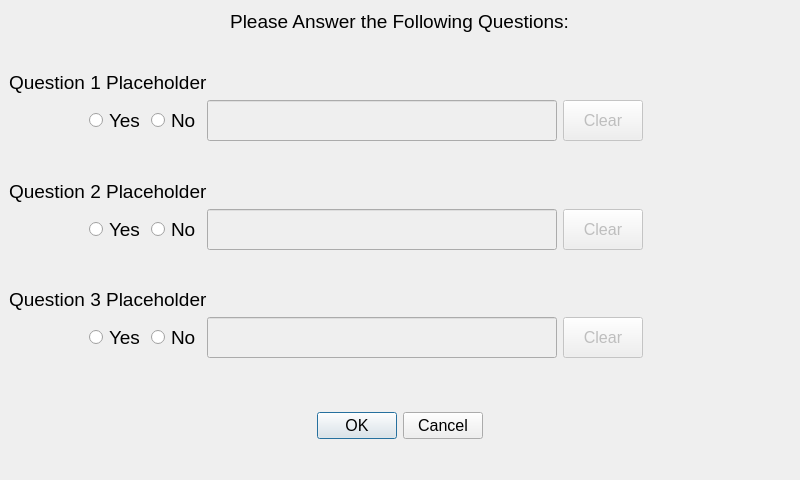
First picture: the form in Key/dlgquestions.ui, repository BuzzSiler/keycodebox-key, before the edit.
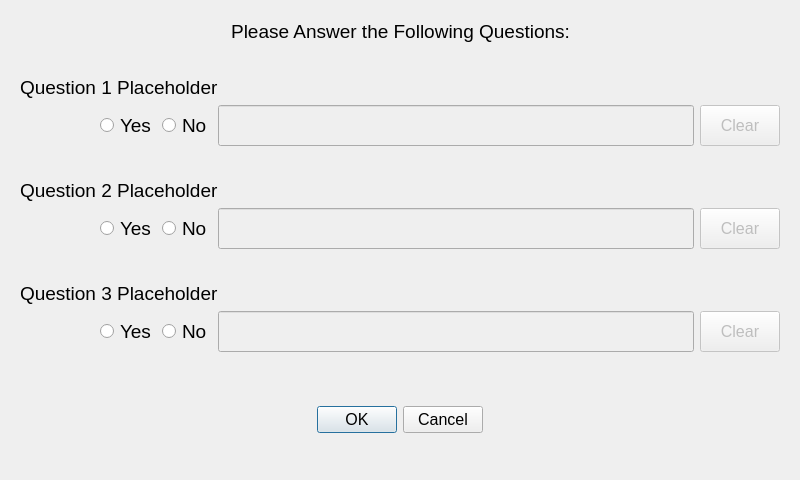
Second picture: the form after the edit. Custom widgets are drawn as their Qt base class.

```diff
--- a/Key/dlgquestions.ui
+++ b/Key/dlgquestions.ui
@@ -25,15 +25,9 @@
   <property name="windowTitle">
    <string>Questions Response</string>
   </property>
+  <layout class="QHBoxLayout" name="horizontalLayout">
+   <item>
   <widget class="QWidget" name="widget" native="true">
-   <property name="geometry">
-    <rect>
-     <x>9</x>
-     <y>10</y>
-     <width>781</width>
-     <height>461</height>
-    </rect>
-   </property>
    <property name="autoFillBackground">
     <bool>true</bool>
    </property>
@@ -161,7 +155,7 @@
         </property>
         <property name="minimumSize">
          <size>
-          <width>350</width>
+            <width>0</width>
           <height>41</height>
          </size>
         </property>
@@ -199,19 +193,6 @@
         </property>
        </widget>
       </item>
-      <item>
-       <spacer name="hsrAnswer1">
-        <property name="orientation">
-         <enum>Qt::Horizontal</enum>
-        </property>
-        <property name="sizeHint" stdset="0">
-         <size>
-          <width>40</width>
-          <height>20</height>
-         </size>
-        </property>
-       </spacer>
-      </item>
      </layout>
     </item>
     <item>
@@ -292,7 +273,7 @@
         </property>
         <property name="minimumSize">
          <size>
-          <width>350</width>
+            <width>0</width>
           <height>41</height>
          </size>
         </property>
@@ -324,19 +305,6 @@
         </property>
        </widget>
       </item>
-      <item>
-       <spacer name="hsrAnswer2">
-        <property name="orientation">
-         <enum>Qt::Horizontal</enum>
-        </property>
-        <property name="sizeHint" stdset="0">
-         <size>
-          <width>40</width>
-          <height>20</height>
-         </size>
-        </property>
-       </spacer>
-      </item>
      </layout>
     </item>
     <item>
@@ -417,7 +385,7 @@
         </property>
         <property name="minimumSize">
          <size>
-          <width>350</width>
+            <width>0</width>
           <height>41</height>
          </size>
         </property>
@@ -458,19 +426,6 @@
         </property>
        </widget>
       </item>
-      <item>
-       <spacer name="hsrAnswer3">
-        <property name="orientation">
-         <enum>Qt::Horizontal</enum>
-        </property>
-        <property name="sizeHint" stdset="0">
-         <size>
-          <width>40</width>
-          <height>20</height>
-         </size>
-        </property>
-       </spacer>
-      </item>
      </layout>
     </item>
     <item>
@@ -552,6 +507,8 @@
     </item>
    </layout>
   </widget>
+   </item>
+  </layout>
  </widget>
  <customwidgets>
   <customwidget>
```
Lines whose indentation alone changed are shown as unchanged.
